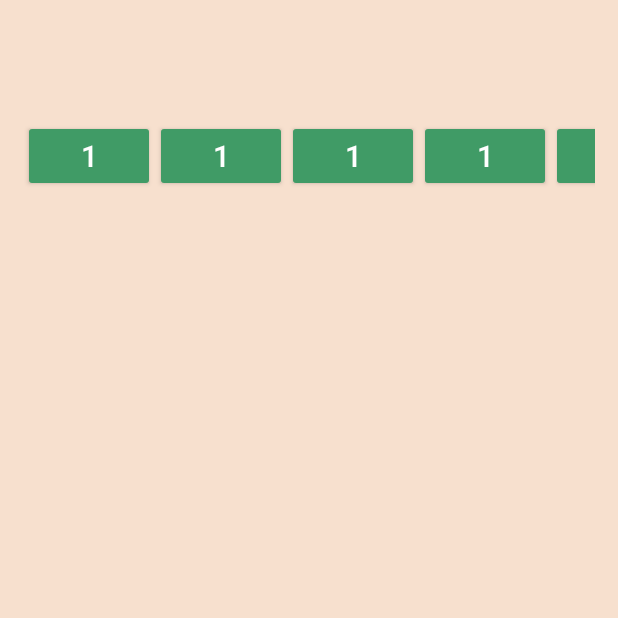
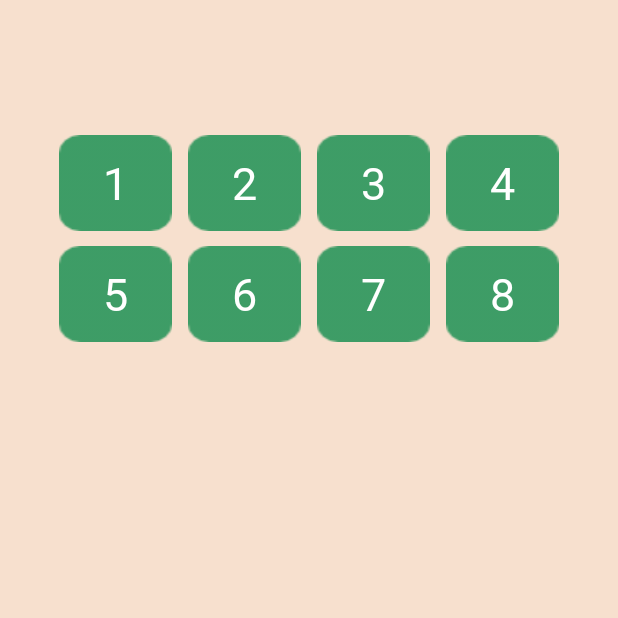
Before and after one commit to rina2/SaveTheReindeer, an Android app: the StageListActivity screen opened directly, with no data from a screen before it, on a phone screen of 412 x 824 dp, the top half of it. Run offline under Robolectric (Android 15) with nearby library versions, the phone set to English and light mode, and no system bars; libraries missing offline, so code that uses them is left out: io.realm; 2 statements that could not run were skipped.

Commit message:
implement Stage List Activity

```diff
--- a/app/build.gradle
+++ b/app/build.gradle
@@ -2,11 +2,11 @@ apply plugin: 'com.android.application'
 apply plugin: 'realm-android'
 
 android {
-    compileSdkVersion 28
+    compileSdkVersion 27
     defaultConfig {
         applicationId "com.caucse.rina.savethereindeer"
         minSdkVersion 22
-        targetSdkVersion 28
+        targetSdkVersion 27
         versionCode 1
         versionName "1.0"
         testInstrumentationRunner "android.support.test.runner.AndroidJUnitRunner"
--- a/app/src/main/AndroidManifest.xml
+++ b/app/src/main/AndroidManifest.xml
@@ -9,7 +9,8 @@
         android:roundIcon="@mipmap/ic_launcher_round"
         android:supportsRtl="true"
         android:theme="@style/AppTheme">
-        <activity android:name=".IntroActivity"
+        <activity
+            android:name=".IntroActivity"
             android:theme="@style/Theme.AppCompat.NoActionBar">
             <intent-filter>
                 <action android:name="android.intent.action.MAIN" />
@@ -18,7 +19,8 @@
             </intent-filter>
         </activity>
         <activity android:name=".MainActivity" />
-        <activity android:name=".StageListActivity"></activity>
+        <activity android:name=".StageListActivity" />
+        <activity android:name=".PlayActivity"></activity>
     </application>
 
 </manifest>
--- a/app/src/main/java/com/caucse/rina/savethereindeer/DBController.java
+++ b/app/src/main/java/com/caucse/rina/savethereindeer/DBController.java
@@ -18,17 +18,24 @@ import io.realm.RealmList;
 import io.realm.RealmQuery;
 import io.realm.RealmResults;
 
+import static io.realm.Realm.init;
+
 public class DBController {
     private Realm realm;
-
     private final String WOLF = "WOLF";
     private final String REINDEER = "REINDEER";
     private final String TREE = "TREE";
     private final String SANTA = "SANTA";
+    private Context context;
 
-    public void initDatabase(Context context) throws JSONException {
+    DBController(Context con){
+        context = con;
         realm.init(context);
         realm = Realm.getDefaultInstance();
+    }
+
+    public void initDatabase() throws JSONException {
+
         realm.beginTransaction();
 
 
@@ -37,7 +44,7 @@ public class DBController {
         user.setInfo(0, 0, 0, 0, 500);
 
         /****************Store Stage Information******************/
-        saveStageInfoToDB(getStringFromJSON(context));
+        saveStageInfoToDB(getStringFromJSON());
 
 
 
@@ -46,9 +53,8 @@ public class DBController {
 
 
     //when open the app, get user information from database.
-    public void getUserInformation(Context context) {
-        realm.init(context);
-        realm = Realm.getDefaultInstance();
+    public void getUserInformation() {
+
         realm.beginTransaction();
         DBUser DBUser = realm.where(DBUser.class).findFirst();
         User user = User.INSTANCE;
@@ -61,6 +67,7 @@ public class DBController {
     //When Change User information, we have to update DBUser database.
     public void updateUserInformation() {
         User user = User.INSTANCE;
+
         realm.beginTransaction();
         DBUser vo = realm.where(DBUser.class).findFirst();
         vo.setInfo(user.getClearStage(), user.getItemDisguise(), user.getItemSearch(), user.getItemSlow(), user.getMoney());
@@ -102,7 +109,7 @@ public class DBController {
     }
 
 
-    private String getStringFromJSON(Context context){
+    private String getStringFromJSON(){
         AssetManager assetManager = context.getResources().getAssets();
 
         try{
--- a/app/src/main/java/com/caucse/rina/savethereindeer/IntroActivity.java
+++ b/app/src/main/java/com/caucse/rina/savethereindeer/IntroActivity.java
@@ -32,7 +32,7 @@ public class IntroActivity extends AppCompatActivity {
         prefs = getSharedPreferences("Pref",MODE_PRIVATE);
         logo = (ImageView)findViewById(R.id.splash);
         btnStart = (Button)findViewById(R.id.btnStart);
-        dbController = new DBController();
+        dbController = new DBController(this);
         handler = new Handler();
 
         /***************** splash animation and show game start button ******************/
@@ -48,7 +48,7 @@ public class IntroActivity extends AppCompatActivity {
 
         checkFirstRun();    //save information to DB
 
-        dbController.getUserInformation(this);
+        dbController.getUserInformation();
         Log.d("DATABASE_CHECK","getting user information : complete");
 
         btnStart.setOnClickListener(new View.OnClickListener() {
@@ -70,7 +70,7 @@ public class IntroActivity extends AppCompatActivity {
         boolean isFirstRun = prefs.getBoolean("isFirstRun",true);
         if(isFirstRun){
             try {
-                dbController.initDatabase(this);
+                dbController.initDatabase();
                 prefs.edit().putBoolean("isFirstRun",false).apply();
             } catch (JSONException e) {
                 e.printStackTrace();
--- a/app/src/main/java/com/caucse/rina/savethereindeer/MainActivity.java
+++ b/app/src/main/java/com/caucse/rina/savethereindeer/MainActivity.java
@@ -28,10 +28,10 @@ public class MainActivity extends AppCompatActivity {
 
 
         prefs = getSharedPreferences("Pref",MODE_PRIVATE);
-        dbController = new DBController();
+        dbController = new DBController(this);
 
         try {
-            dbController.initDatabase(this);
+            dbController.initDatabase();
         } catch (JSONException e) {
             e.printStackTrace();
         }
--- a/app/src/main/java/com/caucse/rina/savethereindeer/StageListActivity.java
+++ b/app/src/main/java/com/caucse/rina/savethereindeer/StageListActivity.java
@@ -1,13 +1,54 @@
 package com.caucse.rina.savethereindeer;
 
+import android.content.Intent;
 import android.support.v7.app.AppCompatActivity;
 import android.os.Bundle;
+import android.view.View;
+import android.widget.ArrayAdapter;
+import android.widget.Button;
+import android.widget.GridLayout;
+import android.widget.GridView;
 
 public class StageListActivity extends AppCompatActivity {
 
+
+    private User user = User.INSTANCE;
+    private GridLayout grid;
+    private final int START_GAME_REQUEST = 55;
     @Override
     protected void onCreate(Bundle savedInstanceState) {
         super.onCreate(savedInstanceState);
         setContentView(R.layout.activity_stage_list);
+
+
+        grid = (GridLayout)findViewById(R.id.gridLayout);
+        DBController con = new DBController(this);
+
+
+        /************** Setting color on the list ***************/
+        int clearStage = user.getClearStage();
+        for(int i = 0; i<clearStage; i++){
+            Button btn = (Button)grid.getChildAt(i);
+            btn.setBackground(this.getResources().getDrawable(R.drawable.clearsquare));
+        }
+
+
+        /*************** onClickListener ****************/
+
+        for(int i = 0; i<grid.getChildCount();i++){
+            Button btn  = (Button)grid.getChildAt(i);
+            final int stagenum = i+1;
+            btn.setOnClickListener(new View.OnClickListener() {
+                @Override
+                public void onClick(View view) {
+                    if(stagenum <= user.getClearStage()+1){
+                        Intent intent = new Intent(getApplicationContext(), PlayActivity.class);
+                        intent.putExtra("stageNumber",stagenum);
+                        startActivityForResult(intent,START_GAME_REQUEST);
+                    }
+                }
+            });
+        }
+
     }
 }
--- a/app/src/main/res/layout/activity_stage_list.xml
+++ b/app/src/main/res/layout/activity_stage_list.xml
@@ -14,42 +14,111 @@
         android:orientation="horizontal"></LinearLayout>
 
     <GridLayout
+        android:id="@+id/gridLayout"
+        android:layout_gravity="center_horizontal"
         android:layout_marginTop="20dp"
         android:layout_marginStart="15dp"
         android:layout_marginEnd="15dp"
         android:layout_marginBottom="15dp"
-        android:layout_width="match_parent"
-        android:layout_height="match_parent"
-        android:columnCount="5"
-        android:rowCount="10"
-        android:orientation="horizontal">
+        android:columnCount="4"
+        android:alignmentMode="alignMargins"
+        android:layout_width="wrap_content"
+        android:layout_height="wrap_content"
+        >
 
         <Button
+            android:layout_marginTop="10dp"
+            android:layout_marginStart="5dp"
+            android:layout_marginEnd="5dp"
+            android:layout_width="75dp"
+            android:background="@drawable/suarelist"
             android:text="1"
+            android:textSize="30dp"
             android:textColor="@color/white"
-            android:textSize="20dp"
-            android:backgroundTint="@color/darkgreen"/>
+            android:fontFamily="@font/myfont"
+            />
         <Button
-            android:text="1"
+            android:layout_marginTop="10dp"
+            android:layout_marginStart="5dp"
+            android:layout_marginEnd="5dp"
+            android:layout_width="75dp"
+            android:background="@drawable/suarelist"
+            android:text="2"
+            android:textSize="30dp"
             android:textColor="@color/white"
-            android:textSize="20dp"
-            android:backgroundTint="@color/darkgreen"/>
+            android:fontFamily="@font/myfont"
+            />
+        <Button
+            android:layout_marginTop="10dp"
+            android:layout_marginStart="5dp"
+            android:layout_marginEnd="5dp"
+            android:layout_width="75dp"
+            android:background="@drawable/suarelist"
+            android:text="3"
+            android:textSize="30dp"
+            android:textColor="@color/white"
+            android:fontFamily="@font/myfont"
+            />
+        <Button
+            android:layout_marginTop="10dp"
+            android:layout_marginStart="5dp"
+            android:layout_marginEnd="5dp"
+            android:layout_width="75dp"
+            android:background="@drawable/suarelist"
+            android:text="4"
+            android:textSize="30dp"
+            android:textColor="@color/white"
+            android:fontFamily="@font/myfont"
+            />
 
         <Button
-            android:text="1"
+            android:layout_marginTop="10dp"
+            android:layout_marginStart="5dp"
+            android:layout_marginEnd="5dp"
+            android:layout_width="75dp"
+            android:background="@drawable/suarelist"
+            android:text="5"
+            android:textSize="30dp"
             android:textColor="@color/white"
-            android:textSize="20dp"
-            android:backgroundTint="@color/darkgreen"/>
+            android:fontFamily="@font/myfont"
+            />
+
         <Button
-            android:text="1"
+            android:layout_marginTop="10dp"
+            android:layout_marginStart="5dp"
+            android:layout_marginEnd="5dp"
+            android:layout_width="75dp"
+            android:background="@drawable/suarelist"
+            android:text="6"
+            android:textSize="30dp"
             android:textColor="@color/white"
-            android:textSize="20dp"
-            android:backgroundTint="@color/darkgreen"/>
+            android:fontFamily="@font/myfont"
+            />
+
         <Button
-            android:text="1"
+            android:layout_marginTop="10dp"
+            android:layout_marginStart="5dp"
+            android:layout_marginEnd="5dp"
+            android:layout_width="75dp"
+            android:background="@drawable/suarelist"
+            android:text="7"
+            android:textSize="30dp"
             android:textColor="@color/white"
-            android:textSize="20dp"
-            android:backgroundTint="@color/darkgreen"/>
+            android:fontFamily="@font/myfont"
+            />
+        <Button
+            android:layout_marginTop="10dp"
+            android:layout_marginStart="5dp"
+            android:layout_marginEnd="5dp"
+            android:layout_width="75dp"
+            android:background="@drawable/suarelist"
+            android:text="8"
+            android:textSize="30dp"
+            android:textColor="@color/white"
+            android:fontFamily="@font/myfont"
+            />
+
+
     </GridLayout>
 
 
--- a/app/src/main/res/values/styles.xml
+++ b/app/src/main/res/values/styles.xml
@@ -7,6 +7,8 @@
         <item name="colorPrimaryDark">@color/colorPrimaryDark</item>
         <item name="colorAccent">@color/background</item>
         <item name="windowNoTitle">true</item>
+        <item name="android:statusBarColor">@color/background</item>
+        <item name="android:windowFullscreen">true</item>
     </style>
 
 </resources>
```
Also changed, not shown: app/src/main/java/com/caucse/rina/savethereindeer/PlayActivity.java (added, +13 -0 lines), app/src/main/java/com/caucse/rina/savethereindeer/User.java (+1 -7 lines), app/src/main/res/layout/activity_play.xml (added, +9 -0 lines), app/src/main/res/drawable/clearsquare.png (added), app/src/main/res/drawable/suarelist.png (added), 1 other file.
